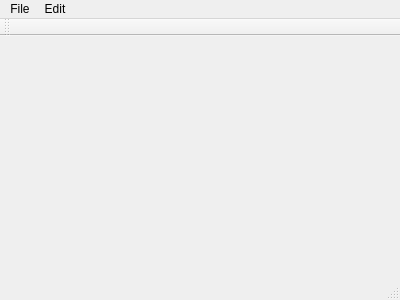
Before: the Qt Designer form mainwindow.ui in aardvarkk/samplicity, drawn with Qt 5.
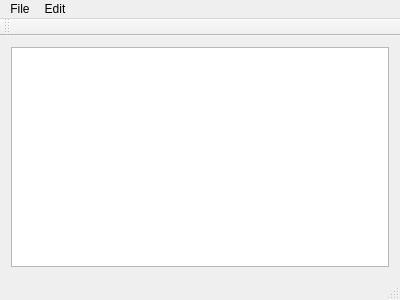
After: the same form once the commit is applied.

```diff
--- a/mainwindow.ui
+++ b/mainwindow.ui
@@ -13,7 +13,13 @@
   <property name="windowTitle">
    <string>MainWindow</string>
   </property>
-  <widget class="QWidget" name="centralWidget"/>
+  <widget class="QWidget" name="centralWidget">
+   <layout class="QHBoxLayout" name="horizontalLayout_2">
+    <item>
+     <widget class="QTreeView" name="dirsTreeView"/>
+    </item>
+   </layout>
+  </widget>
   <widget class="QMenuBar" name="menuBar">
    <property name="geometry">
     <rect>
```
